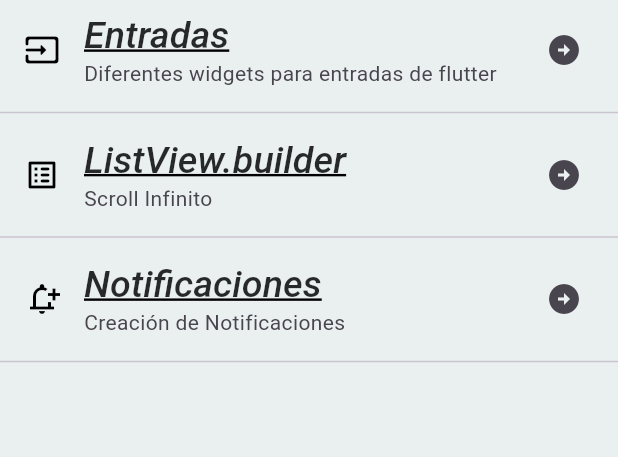
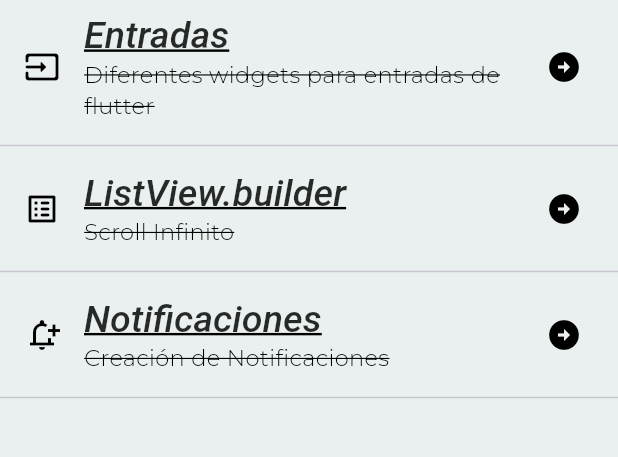
Before and after one commit to juandelcar/componentes_flutter, a Flutter app: the screen it shows after launch, on a phone screen of 412 x 824 dp, the part 84-541 px from its top. Run offline on Flutter 3.47's test engine with Material 3 defaults, Android fonts, the phone set to English and light mode, and no system bars; our stand-ins replace google_fonts.

Commit message:
Finalizing the app theme

```diff
--- a/lib/screens/home_screen.dart
+++ b/lib/screens/home_screen.dart
@@ -1,4 +1,5 @@
 import 'package:flutter/material.dart';
+import 'package:practica3/theme/app_theme.dart';
 
 class HomeScreen extends StatelessWidget {
   const HomeScreen({super.key});
@@ -19,8 +20,10 @@ class HomeScreen extends StatelessWidget {
             'Entradas',
             style: Theme.of(context).textTheme.headlineLarge,
           ),
-          subtitle: const Text('Diferentes widgets para entradas de flutter'),
-          trailing: const Icon(Icons.arrow_circle_right),
+          subtitle: Text('Diferentes widgets para entradas de flutter',
+              style: AppTheme.lightTheme.textTheme.bodySmall),
+          trailing: const Icon(Icons.arrow_circle_right,
+          color: Colors.black,),
         ),
         const Divider(),
         ListTile(
@@ -32,8 +35,10 @@ class HomeScreen extends StatelessWidget {
             'ListView.builder',
             style: Theme.of(context).textTheme.headlineLarge,
           ),
-          subtitle: const Text('Scroll Infinito'),
-          trailing: const Icon(Icons.arrow_circle_right),
+          subtitle: Text('Scroll Infinito',
+              style: AppTheme.lightTheme.textTheme.bodySmall),
+          trailing: const Icon(Icons.arrow_circle_right,
+          color: Colors.black,),
         ),
         const Divider(),
         ListTile(
@@ -45,8 +50,10 @@ class HomeScreen extends StatelessWidget {
             'Notificaciones',
             style: Theme.of(context).textTheme.headlineLarge,
           ),
-          subtitle: const Text('Creación de Notificaciones'),
-          trailing: const Icon(Icons.arrow_circle_right),
+          subtitle: Text('Creación de Notificaciones',
+              style: AppTheme.lightTheme.textTheme.bodySmall),
+          trailing: const Icon(Icons.arrow_circle_right,
+          color: Colors.black,),
         ),
         const Divider()
       ]),
--- a/lib/theme/app_theme.dart
+++ b/lib/theme/app_theme.dart
@@ -20,6 +20,13 @@ class AppTheme {
         decorationThickness: 1.3,
         fontStyle: FontStyle.italic,
       ),
+      bodySmall: GoogleFonts.montserrat(
+        fontWeight: FontWeight.w300,
+        color: Colors.black,
+        fontSize: 15.0,
+        decoration: TextDecoration.lineThrough,
+        decorationColor: Colors.black,
+    ),
     ),
   );
 }
```
